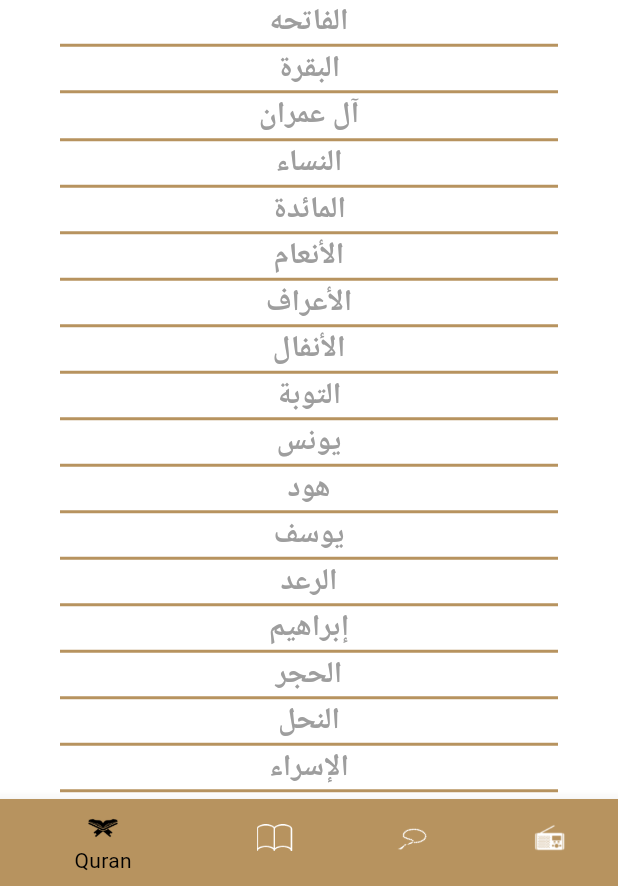
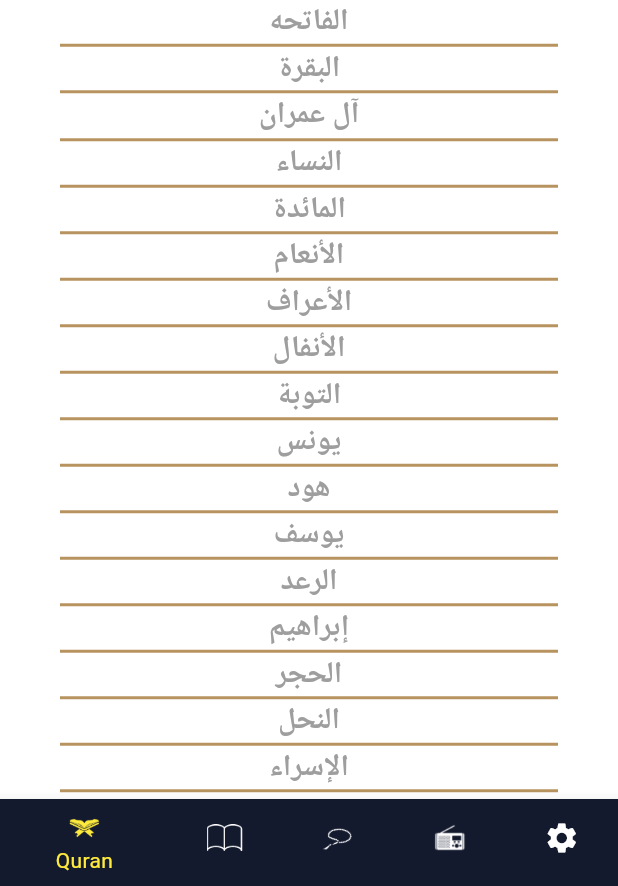
Before and after one commit to AalaaGabr/islami_c10_thur, a Flutter app: the screen it shows after launch, on a phone screen of 412 x 824 dp, the part 350-1236 px from its top. Run offline on Flutter 3.47's test engine with Material 3 defaults, Android fonts, the phone set to English and light mode, and no system bars.

Commit message:
+ settings tab

```diff
--- a/lib/home_screen.dart
+++ b/lib/home_screen.dart
@@ -3,6 +3,7 @@ import 'package:islami_two/hadeth/hadeth_tab.dart';
 import 'package:islami_two/quran_tab/quran_tab.dart';
 import 'package:islami_two/radio/radio_tab.dart';
 import 'package:islami_two/sebha/sebha_tab.dart';
+import 'package:islami_two/settings_tab/settings_tab.dart';
 
 class HomeScreen extends StatefulWidget {
   static const String routeName = 'Home_Screen';
@@ -19,6 +20,7 @@ class _HomeScreenState extends State<HomeScreen> {
     HadethTab(),
     SebhaTab(),
     RadioTab(),
+    SettingsTab(),
   ];
 
   @override
@@ -37,21 +39,25 @@ class _HomeScreenState extends State<HomeScreen> {
           },
           items: [
             BottomNavigationBarItem(
-                backgroundColor: Color(0XFFB7935F),
+                backgroundColor: Theme.of(context).primaryColor,
                 icon: ImageIcon(AssetImage('asseta/images/icon_quran.png')),
                 label: "Quran"),
             BottomNavigationBarItem(
-                backgroundColor: Color(0XFFB7935F),
+                backgroundColor: Theme.of(context).primaryColor,
                 icon: ImageIcon(AssetImage('asseta/images/icon_hadeth.png')),
                 label: "Hadeth"),
             BottomNavigationBarItem(
-                backgroundColor: Color(0XFFB7935F),
+                backgroundColor: Theme.of(context).primaryColor,
                 icon: ImageIcon(AssetImage('asseta/images/icon_sebha.png')),
                 label: "Sebha"),
             BottomNavigationBarItem(
-                backgroundColor: Color(0XFFB7935F),
+                backgroundColor: Theme.of(context).primaryColor,
                 icon: ImageIcon(AssetImage('asseta/images/icon_radio.png')),
-                label: "Radio")
+                label: "Radio"),
+            BottomNavigationBarItem(
+                backgroundColor: Theme.of(context).primaryColor,
+                icon: Icon(Icons.settings),
+                label: "settings")
           ],
         ),
         body: tabs[selectsdindextab],
--- a/lib/main.dart
+++ b/lib/main.dart
@@ -3,6 +3,7 @@ import 'package:islami_two/hadeth/hadeth_details_screen.dart';
 import 'package:islami_two/home_screen.dart';
 import 'package:islami_two/screen/sura_details_screen.dart';
 import 'package:islami_two/splash_screen.dart';
+import 'package:islami_two/styls/my_theme_data.dart';
 
 void main() {
   runApp(const MyApp());
@@ -15,24 +16,9 @@ class MyApp extends StatelessWidget {
   @override
   Widget build(BuildContext context) {
     return MaterialApp(
-      theme: ThemeData(
-        appBarTheme: AppBarTheme(
-          iconTheme: IconThemeData(
-            color: Colors.cyan,
-          ),
-          backgroundColor: Colors.transparent,
-          elevation: 0,
-          titleTextStyle: TextStyle(
-              color: Colors.black, fontSize: 30, fontWeight: FontWeight.bold),
-          centerTitle: true,
-        ),
-        scaffoldBackgroundColor: Colors.transparent,
-        bottomNavigationBarTheme: BottomNavigationBarThemeData(
-          unselectedItemColor: Colors.white,
-          selectedItemColor: Colors.black,
-        ),
-        cardColor: Colors.white,
-      ),
+      theme: MyThemeData.lightTheme,
+      darkTheme: MyThemeData.darkTheme,
+      themeMode: ThemeMode.dark,
       routes: {
         HadethDetailsScreen.routName: (context) => HadethDetailsScreen(),
         SuraDetailsScreen.routeNAme: (context) => SuraDetailsScreen(),
--- a/lib/splash_screen.dart
+++ b/lib/splash_screen.dart
@@ -29,8 +29,3 @@ class _SplashScreenState extends State<SplashScreen> {
     });
   }
 }
-// @override
-//   Widget build(BuildContext context) {
-//     return Image.asset('asseta/light mode/splash@3x.png',
-//     width: double.infinity, height: double.infinity,fit:BoxFit.fill,);
-//   }
--- /dev/null
+++ b/lib/styls/my_theme_data.dart
@@ -0,0 +1,47 @@
+import 'package:flutter/material.dart';
+
+class MyThemeData {
+  static Color lightPrimaryColor = Color(0XFFB7935F);
+  static Color darkPrimaryColor = Color(0XFF141A2E);
+  static bool isDarkSelected = true;
+
+  static ThemeData lightTheme = ThemeData(
+    primaryColor: lightPrimaryColor,
+    appBarTheme: AppBarTheme(
+      iconTheme: IconThemeData(
+        color: Colors.cyan,
+      ),
+      backgroundColor: Colors.transparent,
+      elevation: 0,
+      titleTextStyle: TextStyle(
+          color: Colors.black, fontSize: 30, fontWeight: FontWeight.bold),
+      centerTitle: true,
+    ),
+    scaffoldBackgroundColor: Colors.transparent,
+    bottomNavigationBarTheme: BottomNavigationBarThemeData(
+      unselectedItemColor: Colors.white,
+      selectedItemColor: Colors.black,
+    ),
+    cardColor: Colors.white,
+  );
+
+  static ThemeData darkTheme = ThemeData(
+    primaryColor: darkPrimaryColor,
+    appBarTheme: AppBarTheme(
+      iconTheme: IconThemeData(
+        color: Colors.cyan,
+      ),
+      backgroundColor: Colors.transparent,
+      elevation: 0,
+      titleTextStyle: TextStyle(
+          color: Colors.black, fontSize: 30, fontWeight: FontWeight.bold),
+      centerTitle: true,
+    ),
+    scaffoldBackgroundColor: Colors.transparent,
+    bottomNavigationBarTheme: BottomNavigationBarThemeData(
+      unselectedItemColor: Colors.white,
+      selectedItemColor: Colors.yellow,
+    ),
+    cardColor: Colors.white,
+  );
+}
--- a/pubspec.yaml
+++ b/pubspec.yaml
@@ -63,6 +63,7 @@ flutter:
     - asseta/images/
     - asseta/files/
     - asseta/light mode/
+    - asseta/dark mode/
   #   - images/a_dot_ham.jpeg
 
   # An image asset can refer to one or more resolution-specific "variants", see
```
Also changed, not shown: lib/settings_tab/language_bottom_sheet.dart (added, +48 -0 lines), lib/settings_tab/settings_tab.dart (added, +102 -0 lines), lib/settings_tab/theme_bottom_sheet.dart (added, +48 -0 lines), 2 other files.
